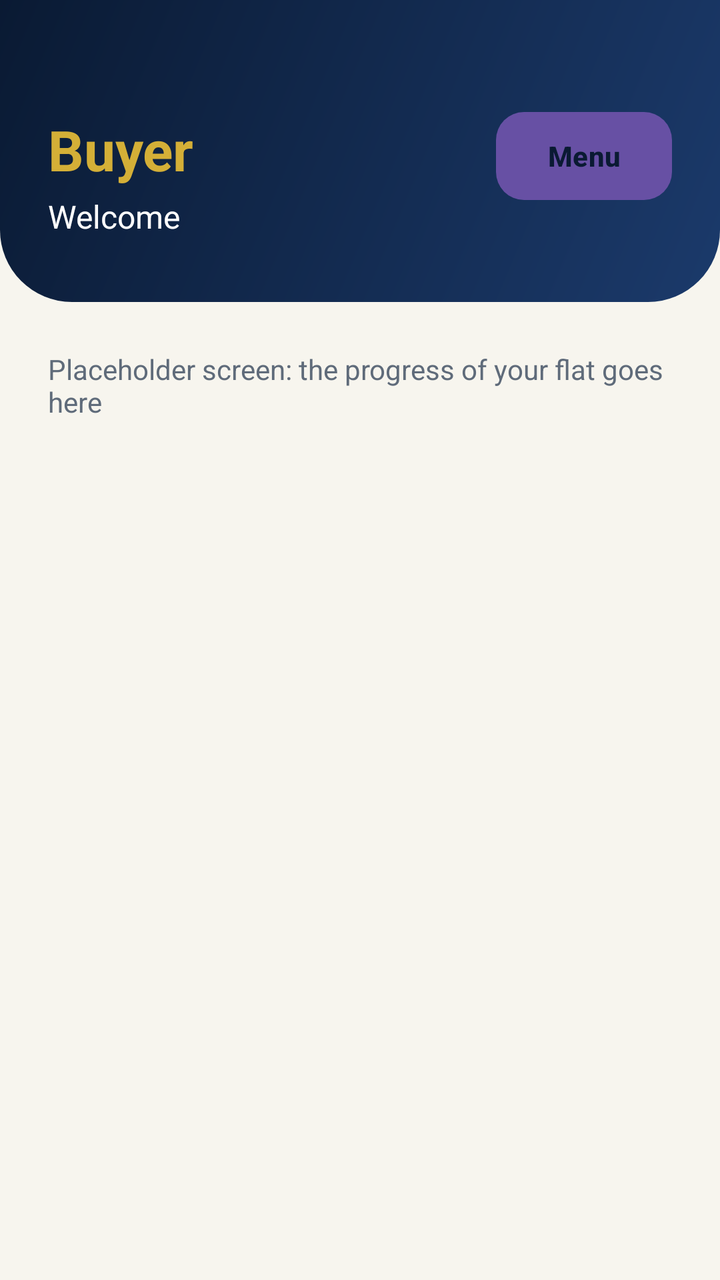
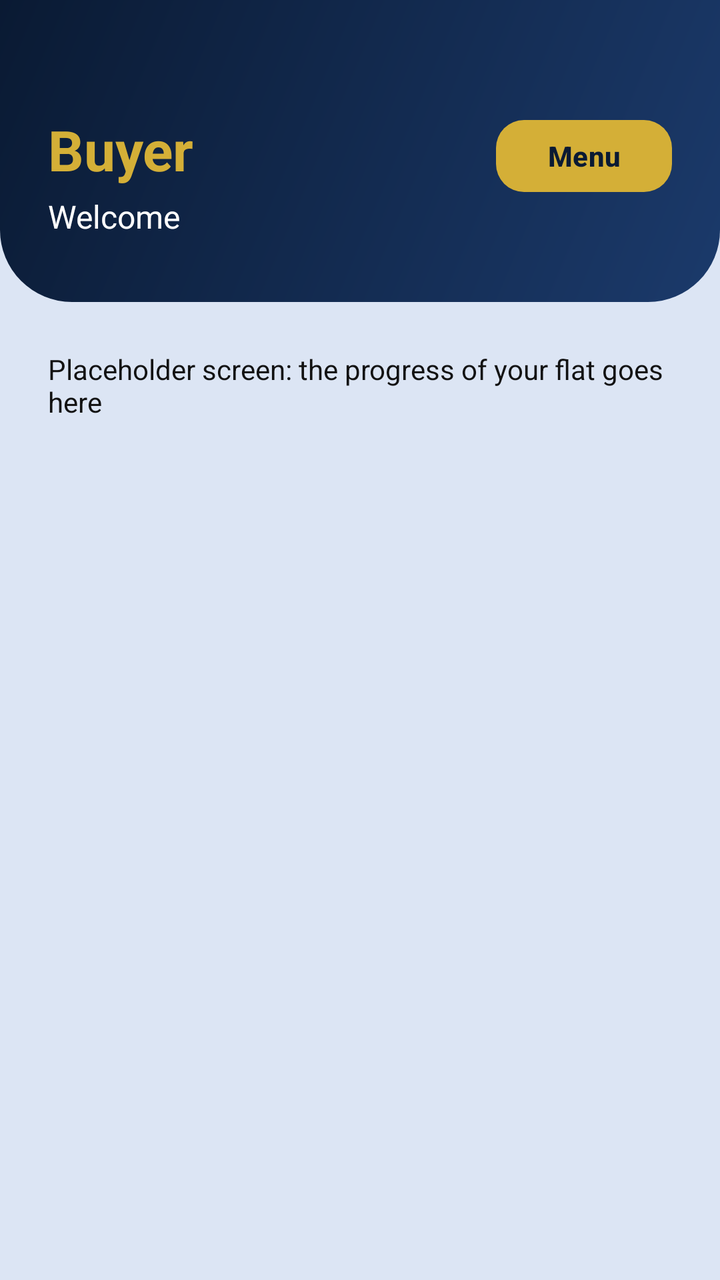

Compare the two renders of this Android layout. The source of the first and the diff that turns it into the second are given below.
<!-- AndroidManifest.xml: application theme Theme.BuildTrack_v1 -->
<!-- res/layout/activity_buyer_home.xml -->
<?xml version="1.0" encoding="utf-8"?>
<RelativeLayout xmlns:android="http://schemas.android.com/apk/res/android"
    android:layout_width="match_parent"
    android:layout_height="match_parent"
    android:background="@color/cream">

    <RelativeLayout
        android:id="@+id/topBar"
        android:layout_width="match_parent"
        android:layout_height="wrap_content"
        android:background="@drawable/bg_header"
        android:paddingStart="24dp"
        android:paddingTop="56dp"
        android:paddingEnd="24dp"
        android:paddingBottom="32dp">

        <TextView
            android:id="@+id/tvRole"
            android:layout_width="wrap_content"
            android:layout_height="wrap_content"
            android:text="Buyer"
            android:textColor="@color/gold"
            android:textSize="28sp"
            android:textStyle="bold" />

        <TextView
            android:id="@+id/tvWelcome"
            android:layout_width="wrap_content"
            android:layout_height="wrap_content"
            android:layout_below="@id/tvRole"
            android:layout_marginTop="4dp"
            android:text="Welcome"
            android:textColor="@color/white"
            android:textSize="16sp" />

        <Button
            android:id="@+id/btnMenu"
            android:layout_width="wrap_content"
            android:layout_height="44dp"
            android:layout_alignParentEnd="true"
            android:background="@drawable/bg_button_gold"
            android:backgroundTint="@null"
            android:text="Menu"
            android:textAllCaps="false"
            android:textColor="@color/navy_dark"
            android:textStyle="bold" />
    </RelativeLayout>

    <TextView
        android:id="@+id/tvPlaceholder"
        android:layout_width="match_parent"
        android:layout_height="wrap_content"
        android:layout_below="@id/topBar"
        android:layout_marginStart="24dp"
        android:layout_marginTop="24dp"
        android:layout_marginEnd="24dp"
        android:text="Placeholder screen: the progress of your flat goes here"
        android:textColor="@color/grey_text"
        android:textSize="14sp" />
</RelativeLayout>
<!-- resources referenced by this layout -->
<resources>
  <color name="cream">#F7F5EE</color>
  <color name="gold">#D4AF37</color>
  <color name="grey_text">#5F6B7A</color>
  <color name="navy_dark">#0A1A33</color>
  <color name="white">#FFFFFFFF</color>
  <!-- drawable bg_button_gold (drawable) -->
  <?xml version="1.0" encoding="utf-8"?>
  <selector xmlns:android="http://schemas.android.com/apk/res/android">
      <item android:state_pressed="true">
          <shape android:shape="rectangle">
              <solid android:color="@color/yellow" />
              <corners android:radius="14dp" />
          </shape>
      </item>
      <item>
          <shape android:shape="rectangle">
              <solid android:color="@color/gold" />
              <corners android:radius="14dp" />
          </shape>
      </item>
  </selector>
  <!-- drawable bg_header (drawable) -->
  <?xml version="1.0" encoding="utf-8"?>
  <shape xmlns:android="http://schemas.android.com/apk/res/android"
      android:shape="rectangle">
      <gradient
          android:angle="315"
          android:endColor="@color/navy_light"
          android:startColor="@color/navy_dark" />
      <corners
          android:bottomLeftRadius="36dp"
          android:bottomRightRadius="36dp" />
  </shape>
  <style name="Theme.BuildTrack_v1" parent="Base.Theme.BuildTrack_v1" />
  <color name="yellow">#FFD54F</color>
  <color name="navy_light">#1B3A6B</color>
  <style name="Base.Theme.BuildTrack_v1" parent="Theme.Material3.DayNight.NoActionBar">
          
          
      </style>
</resources>

<!-- the commit's change to res/layout/activity_buyer_home.xml (unified diff, before → after) -->
@@ -1,8 +1,9 @@
 <?xml version="1.0" encoding="utf-8"?>
 <RelativeLayout xmlns:android="http://schemas.android.com/apk/res/android"
+    xmlns:app="http://schemas.android.com/apk/res-auto"
     android:layout_width="match_parent"
     android:layout_height="match_parent"
-    android:background="@color/cream">
+    android:background="@color/buyer_body">
 
     <RelativeLayout
         android:id="@+id/topBar"
@@ -38,12 +39,12 @@
             android:layout_width="wrap_content"
             android:layout_height="44dp"
             android:layout_alignParentEnd="true"
-            android:background="@drawable/bg_button_gold"
-            android:backgroundTint="@null"
             android:text="Menu"
             android:textAllCaps="false"
             android:textColor="@color/navy_dark"
-            android:textStyle="bold" />
+            android:textStyle="bold"
+            app:backgroundTint="@color/gold"
+            app:cornerRadius="14dp" />
     </RelativeLayout>
 
     <TextView
@@ -55,6 +56,6 @@
         android:layout_marginTop="24dp"
         android:layout_marginEnd="24dp"
         android:text="Placeholder screen: the progress of your flat goes here"
-        android:textColor="@color/grey_text"
+        android:textColor="@color/ink"
         android:textSize="14sp" />
 </RelativeLayout>
<!-- resource entries referenced after the edit -->
@@ -1,26 +1,10 @@
 <!-- resources referenced by this layout -->
 <resources>
-  <color name="cream">#F7F5EE</color>
+  <color name="buyer_body">#DCE5F4</color>
   <color name="gold">#D4AF37</color>
-  <color name="grey_text">#5F6B7A</color>
+  <color name="ink">#121212</color>
   <color name="navy_dark">#0A1A33</color>
   <color name="white">#FFFFFFFF</color>
-  <!-- drawable bg_button_gold (drawable) -->
-  <?xml version="1.0" encoding="utf-8"?>
-  <selector xmlns:android="http://schemas.android.com/apk/res/android">
-      <item android:state_pressed="true">
-          <shape android:shape="rectangle">
-              <solid android:color="@color/yellow" />
-              <corners android:radius="14dp" />
-          </shape>
-      </item>
-      <item>
-          <shape android:shape="rectangle">
-              <solid android:color="@color/gold" />
-              <corners android:radius="14dp" />
-          </shape>
-      </item>
-  </selector>
   <!-- drawable bg_header (drawable) -->
   <?xml version="1.0" encoding="utf-8"?>
   <shape xmlns:android="http://schemas.android.com/apk/res/android"
@@ -34,7 +18,6 @@
           android:bottomRightRadius="36dp" />
   </shape>
   <style name="Theme.BuildTrack_v1" parent="Base.Theme.BuildTrack_v1" />
-  <color name="yellow">#FFD54F</color>
   <color name="navy_light">#1B3A6B</color>
   <style name="Base.Theme.BuildTrack_v1" parent="Theme.Material3.DayNight.NoActionBar">
           
